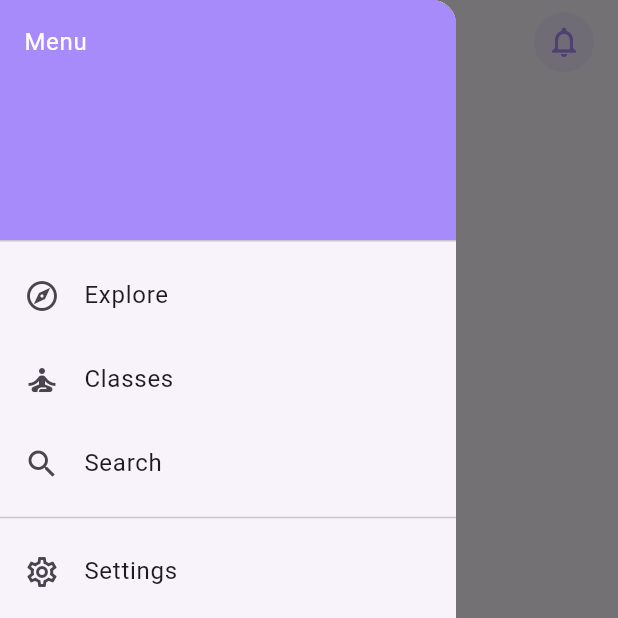
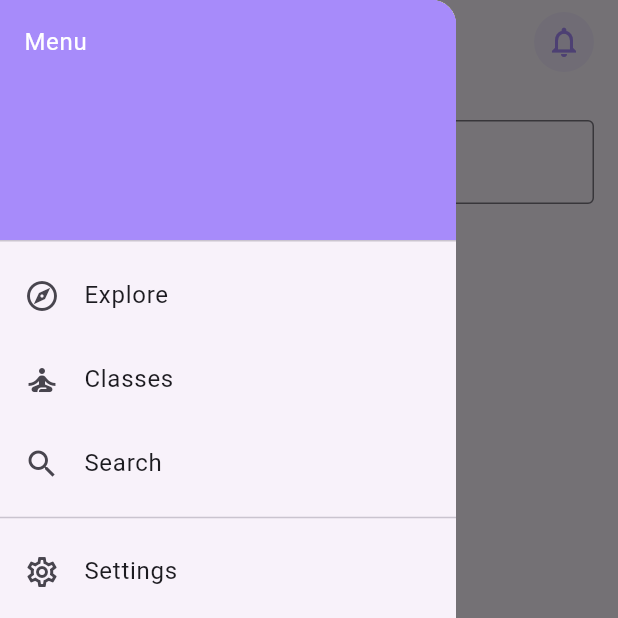
Before and after one commit to Vivek5kwt/saara, a Flutter app: the screen it shows once a user with an empty profile is signed in, item 3 of the bottom bar chosen, with the side drawer open, on a phone screen of 412 x 824 dp, the top half of it. Run offline on Flutter 3.47's test engine with Material 3 defaults, Android fonts, the phone set to English and light mode, and no system bars; our stand-ins replace bloc, equatable, firebase_auth, firebase_core, flutter_bloc, go_router and 2 more; missing offline and left inert: flutter_facebook_auth; accounts and stored records are empty; network calls fail.

Commit message:
Add search page with video suggestions

```diff
--- a/lib/features/home/view/home_page.dart
+++ b/lib/features/home/view/home_page.dart
@@ -7,6 +7,7 @@ import 'classes_page.dart';
 import 'programs_page.dart';
 import '../../notifications/view/notification_page.dart';
 import '../../settings/view/settings_page.dart';
+import '../../search/view/search_page.dart';
 
 class HomePage extends StatefulWidget {
   const HomePage({super.key});
@@ -24,7 +25,7 @@ class _HomePageState extends State<HomePage> {
     final pages = [
       const _ExploreView(),
       const ClassesPage(),
-      const Center(child: Text('Search Page')),
+      const SearchPage(),
       const SettingsPage(),
     ];
     final titles = ['Explore', 'Classes', 'Search', 'Settings'];
--- /dev/null
+++ b/lib/features/search/view/search_page.dart
@@ -0,0 +1,91 @@
+import 'package:flutter/material.dart';
+
+/// A simple search interface that filters a static list of video titles.
+class SearchPage extends StatefulWidget {
+  const SearchPage({super.key});
+
+  @override
+  State<SearchPage> createState() => _SearchPageState();
+}
+
+class _SearchPageState extends State<SearchPage> {
+  final TextEditingController _controller = TextEditingController();
+
+  /// Example list of video titles. In a real app this could come from a backend
+  /// or a local database.
+  final List<String> _allVideos = const [
+    'Beginner Challenge Day 1',
+    'Beginner Challenge Day 2',
+    'ABS Challenge Warmup',
+    'Daily Flow Session',
+    'Yoga Flow Series Intro',
+    'Summer Challenge Finale',
+  ];
+
+  List<String> _filtered = const [];
+
+  @override
+  void initState() {
+    super.initState();
+    _controller.addListener(_onSearchChanged);
+  }
+
+  @override
+  void dispose() {
+    _controller.removeListener(_onSearchChanged);
+    _controller.dispose();
+    super.dispose();
+  }
+
+  void _onSearchChanged() {
+    final query = _controller.text.toLowerCase();
+    setState(() {
+      _filtered = query.isEmpty
+          ? const []
+          : _allVideos
+              .where((v) => v.toLowerCase().contains(query))
+              .toList();
+    });
+  }
+
+  @override
+  Widget build(BuildContext context) {
+    return SafeArea(
+      child: Column(
+        children: [
+          Padding(
+            padding: const EdgeInsets.fromLTRB(16, 24, 16, 8),
+            child: Center(
+              child: TextField(
+                controller: _controller,
+                decoration: const InputDecoration(
+                  hintText: 'Search videos',
+                  prefixIcon: Icon(Icons.search),
+                  border: OutlineInputBorder(),
+                ),
+              ),
+            ),
+          ),
+          Expanded(
+            child: _filtered.isEmpty
+                ? const Center(child: Text('No results'))
+                : ListView.builder(
+                    itemCount: _filtered.length,
+                    itemBuilder: (context, index) {
+                      final title = _filtered[index];
+                      return ListTile(
+                        title: Text(title),
+                        onTap: () {
+                          ScaffoldMessenger.of(context).showSnackBar(
+                            SnackBar(content: Text('Selected "$title"')),
+                          );
+                        },
+                      );
+                    },
+                  ),
+          ),
+        ],
+      ),
+    );
+  }
+}
```
